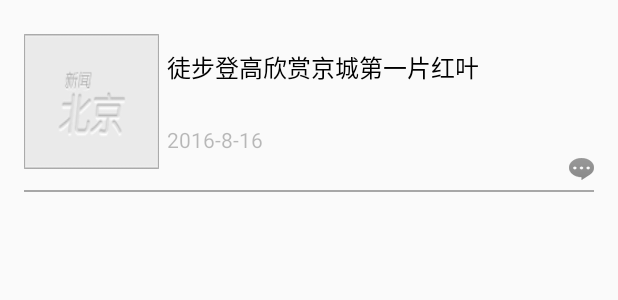
After one commit to maijiawen/GuangdongNews, an Android app: the layout item_tabdetail_pager.xml on its own in the app's theme, with its tools: preview values and no code run, on a phone screen of 412 x 824 dp. The commit adds this screen. Shown: the top 300 px of the screen. Run offline under Robolectric (Android 15) with nearby library versions, the phone set to English and light mode, and no system bars.

Commit message:
添加列表新闻ListVeiw并适配数据

```diff
--- /dev/null
+++ b/app/src/main/res/layout/item_tabdetail_pager.xml
@@ -0,0 +1,70 @@
+<?xml version="1.0" encoding="utf-8"?>
+<RelativeLayout
+    xmlns:android="http://schemas.android.com/apk/res/android"
+    android:layout_width="match_parent"
+    android:padding="8dp"
+    android:layout_height="wrap_content">
+
+
+    <RelativeLayout xmlns:android="http://schemas.android.com/apk/res/android"
+        android:layout_width="match_parent"
+        android:layout_height="120dp">
+
+        <ImageView
+            android:id="@+id/iv_icon"
+            android:layout_width="90dp"
+            android:layout_height="90dp"
+            android:layout_centerVertical="true"
+            android:layout_marginLeft="8dp"
+            android:scaleType="fitXY"
+            android:src="@drawable/news_pic_default" />
+
+
+        <LinearLayout
+            android:layout_width="wrap_content"
+            android:layout_height="wrap_content"
+            android:layout_centerVertical="true"
+            android:layout_marginLeft="5dp"
+            android:layout_toRightOf="@id/iv_icon"
+            android:orientation="vertical">
+
+            <TextView
+                android:id="@+id/tv_title"
+                android:layout_width="wrap_content"
+                android:layout_height="wrap_content"
+                android:lines="2"
+                android:text="徒步登高欣赏京城第一片红叶"
+                android:textColor="@android:color/black"
+                android:textSize="16sp" />
+
+            <TextView
+                android:id="@+id/tv_time"
+                android:layout_width="wrap_content"
+                android:layout_height="wrap_content"
+                android:layout_marginTop="8dp"
+                android:text="2016-8-16"
+                android:textColor="#44000000"
+                android:textSize="14sp" />
+        </LinearLayout>
+
+        <ImageView
+            android:layout_width="wrap_content"
+            android:layout_height="wrap_content"
+            android:layout_alignParentBottom="true"
+            android:layout_alignParentRight="true"
+            android:layout_marginBottom="8dp"
+            android:layout_marginRight="8dp"
+            android:src="@drawable/icon_news_comment_num" />
+
+
+        <View
+            android:layout_width="match_parent"
+            android:layout_height="1dp"
+            android:layout_alignParentBottom="true"
+            android:layout_marginLeft="8dp"
+            android:layout_marginRight="8dp"
+            android:background="#55000000" />
+
+    </RelativeLayout>
+
+</RelativeLayout>
--- a/app/src/main/res/layout/tabdetail_pager.xml
+++ b/app/src/main/res/layout/tabdetail_pager.xml
@@ -47,7 +47,9 @@
 
     <ListView
         android:id="@+id/listview"
+        android:cacheColorHint="@android:color/transparent"
         android:layout_width="match_parent"
-        android:layout_height="match_parent"></ListView>
+        android:layout_height="match_parent"
+        android:divider="@null"/>
 
 </LinearLayout>
```
Also changed, not shown: app/src/main/java/com/example/guangdongnews/page/tabdetailpager/TabDetailPager.java (+74 -2 lines), app/src/main/res/drawable-hdpi/icon_news_comment_num.png (added), app/src/main/res/drawable-hdpi/news_pic_default.png (added).
